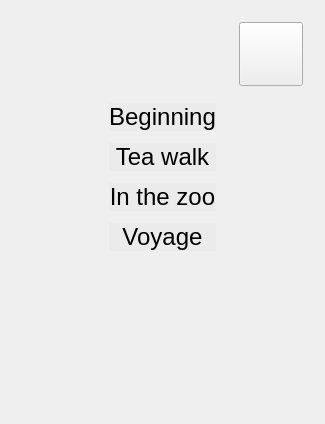
This is widget.ui in Pchelovec/PollyAndLolly_release as Qt 5 draws it before an edit. The edited form follows.
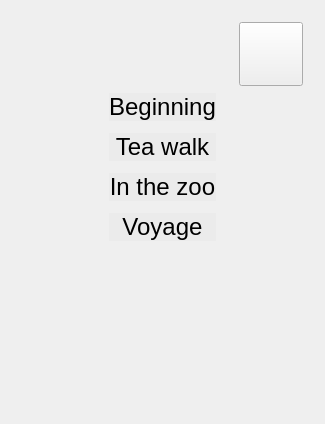
This is the edited form. The open tabs and pages were chosen to show the change. Icons and pictures are not drawn. Custom widgets are drawn as their Qt base class.

```diff
--- a/widget.ui
+++ b/widget.ui
@@ -240,7 +240,7 @@
            <property name="sizeHint" stdset="0">
             <size>
              <width>20</width>
-             <height>180</height>
+             <height>200</height>
             </size>
            </property>
           </spacer>
```
Left out of the diff: 8 changed lines with no effect on the pictures.
